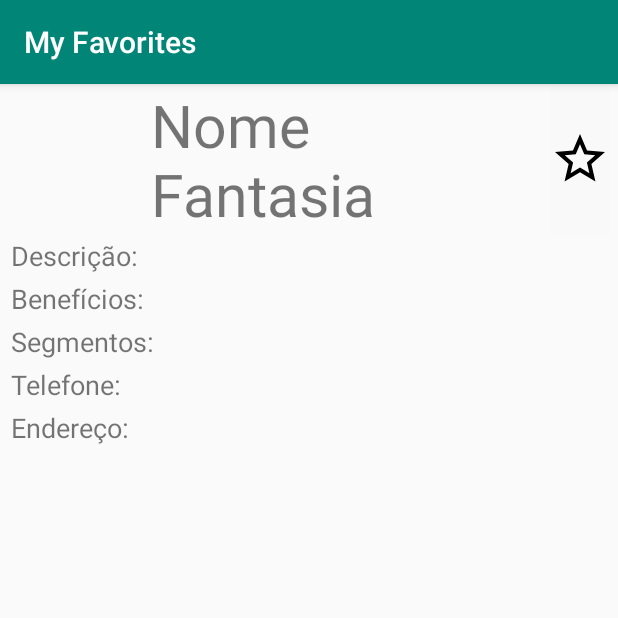
After one commit to salescamila/android-my_favorites, an Android app: the ClinicaInfo screen opened directly, with no data from a screen before it, on a phone screen of 412 x 824 dp, the top half of it. The commit adds this screen. Run offline under Robolectric (Android 15) with nearby library versions, the phone set to English and light mode, and no system bars.

Commit message:
feat: Add new activity for details

```diff
--- a/app/src/main/AndroidManifest.xml
+++ b/app/src/main/AndroidManifest.xml
@@ -1,5 +1,6 @@
 <?xml version="1.0" encoding="utf-8"?>
 <manifest xmlns:android="http://schemas.android.com/apk/res/android"
+    xmlns:tools="http://schemas.android.com/tools"
     package="com.example.android_my_favorites">
 
     <uses-permission android:name="android.permission.INTERNET"/>
@@ -9,14 +10,16 @@
         android:label="@string/app_name"
         android:roundIcon="@mipmap/ic_launcher_round"
         android:supportsRtl="true"
-        android:theme="@style/AppTheme">
-        <activity android:name=".MainActivity">
+        android:theme="@style/AppTheme"
+        tools:ignore="GoogleAppIndexingWarning">
+        <activity android:name=".view.MainActivity">
             <intent-filter>
                 <action android:name="android.intent.action.MAIN" />
 
                 <category android:name="android.intent.category.LAUNCHER" />
             </intent-filter>
         </activity>
+        <activity android:name=".view.ClinicaInfo" />
     </application>
 
 </manifest>
--- a/app/src/main/java/com/example/android_my_favorites/MyAdapter.java
+++ b/app/src/main/java/com/example/android_my_favorites/MyAdapter.java
@@ -22,7 +22,7 @@ public class MyAdapter extends BaseAdapter {
     private Activity activity;
 
 
-    MyAdapter(List<Clinica> list, Activity act){
+    public MyAdapter(List<Clinica> list, Activity act){
         this.listClinicas = list;
         this.activity = act;
     }
--- /dev/null
+++ b/app/src/main/java/com/example/android_my_favorites/view/ClinicaInfo.java
@@ -0,0 +1,38 @@
+package com.example.android_my_favorites.view;
+
+import android.annotation.SuppressLint;
+import android.os.Bundle;
+import android.support.annotation.Nullable;
+import android.support.v7.app.AppCompatActivity;
+import android.widget.ImageButton;
+import android.widget.ImageView;
+import android.widget.TextView;
+
+import com.example.android_my_favorites.R;
+
+public class ClinicaInfo extends AppCompatActivity {
+
+    TextView tv_clinica;
+    TextView tv_descricao;
+    TextView tv_beneficios;
+    TextView tv_segmentos;
+    TextView tv_telefone;
+    TextView tv_endereco;
+    ImageView iv_foto;
+    ImageButton ib_star;
+
+    @Override
+    protected void onCreate(@Nullable Bundle savedInstanceState) {
+        super.onCreate(savedInstanceState);
+        setContentView(R.layout.clinica_info_layout);
+
+        tv_clinica = findViewById(R.id.tv_clinica);
+        tv_descricao = findViewById(R.id.tv_descricao);
+        tv_beneficios = findViewById(R.id.tv_beneficios);
+        tv_segmentos = findViewById(R.id.tv_segmentos);
+        tv_telefone = findViewById(R.id.tv_telefone);
+        tv_endereco = findViewById(R.id.tv_endereco);
+        iv_foto = findViewById(R.id.iv_clinica);
+        ib_star = findViewById(R.id.ib_star);
+    }
+}
--- a/app/src/main/java/com/example/android_my_favorites/MainActivity.java
+++ b/app/src/main/java/com/example/android_my_favorites/view/MainActivity.java
@@ -1,5 +1,6 @@
-package com.example.android_my_favorites;
+package com.example.android_my_favorites.view;
 
+import android.content.Intent;
 import android.os.AsyncTask;
 import android.support.v7.app.AppCompatActivity;
 import android.os.Bundle;
@@ -11,6 +12,8 @@ import android.widget.ListView;
 import android.widget.ProgressBar;
 import android.widget.TextView;
 
+import com.example.android_my_favorites.MyAdapter;
+import com.example.android_my_favorites.R;
 import com.example.android_my_favorites.model.Clinica;
 import com.google.gson.Gson;
 import com.google.gson.reflect.TypeToken;
@@ -51,6 +54,10 @@ public class MainActivity extends AppCompatActivity {
                 break;
             case R.id.menu_favorites:
                 //list favorites
+                break;
+            case R.id.menu_newact:
+                Intent intent = new Intent(MainActivity.this, ClinicaInfo.class);
+                startActivity(intent);
                 break;
         }
         return super.onOptionsItemSelected(item);
--- /dev/null
+++ b/app/src/main/res/drawable/ic_star_empty.xml
@@ -0,0 +1,9 @@
+<vector xmlns:android="http://schemas.android.com/apk/res/android"
+        android:width="24dp"
+        android:height="24dp"
+        android:viewportWidth="24.0"
+        android:viewportHeight="24.0">
+    <path
+        android:fillColor="#FF000000"
+        android:pathData="M22,9.24l-7.19,-0.62L12,2 9.19,8.63 2,9.24l5.46,4.73L5.82,21 12,17.27 18.18,21l-1.63,-7.03L22,9.24zM12,15.4l-3.76,2.27 1,-4.28 -3.32,-2.88 4.38,-0.38L12,6.1l1.71,4.04 4.38,0.38 -3.32,2.88 1,4.28L12,15.4z"/>
+</vector>
--- /dev/null
+++ b/app/src/main/res/drawable/ic_star_full.xml
@@ -0,0 +1,5 @@
+<vector android:height="24dp" android:tint="#FFAB0C"
+    android:viewportHeight="24.0" android:viewportWidth="24.0"
+    android:width="24dp" xmlns:android="http://schemas.android.com/apk/res/android">
+    <path android:fillColor="#FF000000" android:pathData="M12,17.27L18.18,21l-1.64,-7.03L22,9.24l-7.19,-0.61L12,2 9.19,8.63 2,9.24l5.46,4.73L5.82,21z"/>
+</vector>
--- a/app/src/main/res/layout/activity_main.xml
+++ b/app/src/main/res/layout/activity_main.xml
@@ -4,7 +4,7 @@
     xmlns:tools="http://schemas.android.com/tools"
     android:layout_width="match_parent"
     android:layout_height="match_parent"
-    tools:context=".MainActivity">
+    tools:context=".view.MainActivity">
 
     <ProgressBar
         android:id="@+id/pb_loading"
--- /dev/null
+++ b/app/src/main/res/layout/clinica_info_layout.xml
@@ -0,0 +1,115 @@
+<?xml version="1.0" encoding="utf-8"?>
+<android.support.constraint.ConstraintLayout
+    xmlns:android="http://schemas.android.com/apk/res/android"
+    android:layout_width="match_parent"
+    android:layout_height="match_parent"
+    xmlns:app="http://schemas.android.com/apk/res-auto"
+    xmlns:tools="http://schemas.android.com/tools">
+
+    <ImageView
+        android:id="@+id/iv_clinica"
+        android:layout_width="90dp"
+        android:layout_height="100dp"
+        android:layout_marginStart="5dp"
+        android:contentDescription="@string/logo"
+        app:layout_constraintStart_toStartOf="parent"
+        app:layout_constraintTop_toTopOf="parent"
+        tools:srcCompat="@tools:sample/avatars" />
+
+    <TextView
+        android:id="@+id/tv_clinica"
+        android:layout_width="0dp"
+        android:layout_height="100dp"
+        android:autoSizeTextType="uniform"
+        android:gravity="center_vertical"
+        android:paddingLeft="5dp"
+        android:paddingRight="5dp"
+        android:text="@string/nome_fantasia"
+        android:textSize="18sp"
+        app:layout_constraintEnd_toStartOf="@+id/ib_star"
+        app:layout_constraintStart_toEndOf="@+id/iv_clinica"
+        app:layout_constraintTop_toTopOf="parent" />
+
+    <ImageButton
+        android:id="@+id/ib_star"
+        android:layout_width="40dp"
+        android:layout_height="100dp"
+        android:layout_marginEnd="5dp"
+        android:background="#F9F9F9"
+        android:contentDescription="@string/favorite"
+        android:scaleType="fitCenter"
+        app:layout_constraintEnd_toEndOf="parent"
+        app:layout_constraintTop_toTopOf="parent"
+        app:srcCompat="@drawable/ic_star_empty" />
+
+    <TextView
+        android:id="@+id/tv_descricao"
+        android:layout_width="0dp"
+        android:layout_height="wrap_content"
+        android:layout_marginStart="5dp"
+        android:layout_marginEnd="5dp"
+        android:padding="2dp"
+        android:text="@string/descricao"
+        android:textAllCaps="false"
+        android:textSize="18sp"
+        app:layout_constraintEnd_toEndOf="parent"
+        app:layout_constraintStart_toStartOf="parent"
+        app:layout_constraintTop_toBottomOf="@+id/tv_clinica" />
+
+    <TextView
+        android:id="@+id/tv_beneficios"
+        android:layout_width="0dp"
+        android:layout_height="wrap_content"
+        android:layout_marginStart="5dp"
+        android:layout_marginEnd="5dp"
+        android:padding="2dp"
+        android:text="@string/beneficios"
+        android:textAllCaps="false"
+        android:textSize="18sp"
+        app:layout_constraintEnd_toEndOf="parent"
+        app:layout_constraintStart_toStartOf="parent"
+        app:layout_constraintTop_toBottomOf="@+id/tv_descricao" />
+
+    <TextView
+        android:id="@+id/tv_segmentos"
+        android:layout_width="0dp"
+        android:layout_height="wrap_content"
+        android:layout_marginStart="5dp"
+        android:layout_marginEnd="5dp"
+        android:padding="2dp"
+        android:text="@string/segmentos"
+        android:textAllCaps="false"
+        android:textSize="18sp"
+        app:layout_constraintEnd_toEndOf="parent"
+        app:layout_constraintStart_toStartOf="parent"
+        app:layout_constraintTop_toBottomOf="@+id/tv_beneficios" />
+
+    <TextView
+        android:id="@+id/tv_telefone"
+        android:layout_width="0dp"
+        android:layout_height="wrap_content"
+        android:layout_marginStart="5dp"
+        android:layout_marginEnd="5dp"
+        android:padding="2dp"
+        android:text="@string/telefone"
+        android:textAllCaps="false"
+        android:textSize="18sp"
+        app:layout_constraintEnd_toEndOf="parent"
+        app:layout_constraintStart_toStartOf="parent"
+        app:layout_constraintTop_toBottomOf="@+id/tv_segmentos" />
+
+    <TextView
+        android:id="@+id/tv_endereco"
+        android:layout_width="0dp"
+        android:layout_height="wrap_content"
+        android:layout_marginStart="5dp"
+        android:layout_marginEnd="5dp"
+        android:padding="2dp"
+        android:text="@string/endereco"
+        android:textAllCaps="false"
+        android:textSize="18sp"
+        app:layout_constraintEnd_toEndOf="parent"
+        app:layout_constraintStart_toStartOf="parent"
+        app:layout_constraintTop_toBottomOf="@+id/tv_telefone" />
+
+</android.support.constraint.ConstraintLayout>
--- a/app/src/main/res/menu/menu.xml
+++ b/app/src/main/res/menu/menu.xml
@@ -16,4 +16,8 @@
     <item
         android:id="@+id/menu_favorites"
         android:title="@string/menu_favorites" />
+
+    <item
+        android:id="@+id/menu_newact"
+        android:title="@string/menu_activity" />
 </menu>
--- a/app/src/main/res/values/strings.xml
+++ b/app/src/main/res/values/strings.xml
@@ -7,4 +7,11 @@
     <string name="nome_fantasia">Nome Fantasia</string>
     <string name="logo">Logo</string>
     <string name="not_found">Nada encontrado.</string>
+    <string name="descricao">Descrição: </string>
+    <string name="beneficios">Benefícios: </string>
+    <string name="segmentos">Segmentos: </string>
+    <string name="telefone">Telefone: </string>
+    <string name="endereco">Endereço: </string>
+    <string name="menu_activity">Nova janela</string>
+    <string name="favorite" />
 </resources>
```
